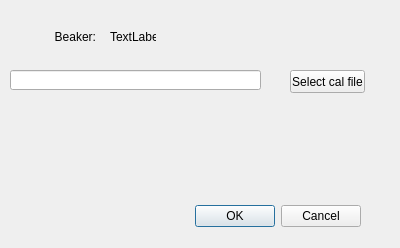
bytting/nailab, file editdetectorbeaker.ui: the form before one commit.
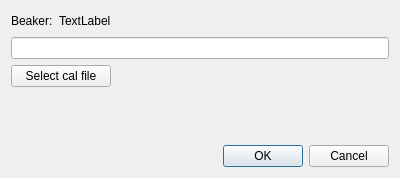
The form after the commit.

Patch:
```diff
--- a/editdetectorbeaker.ui
+++ b/editdetectorbeaker.ui
@@ -7,80 +7,77 @@
     <x>0</x>
     <y>0</y>
     <width>400</width>
-    <height>248</height>
+    <height>178</height>
    </rect>
   </property>
   <property name="windowTitle">
    <string>Dialog</string>
   </property>
-  <widget class="QDialogButtonBox" name="buttonBox">
-   <property name="geometry">
-    <rect>
-     <x>20</x>
-     <y>200</y>
-     <width>341</width>
-     <height>32</height>
-    </rect>
-   </property>
-   <property name="orientation">
-    <enum>Qt::Horizontal</enum>
-   </property>
-   <property name="standardButtons">
-    <set>QDialogButtonBox::Cancel|QDialogButtonBox::Ok</set>
-   </property>
-  </widget>
+  <layout class="QGridLayout" name="gridLayout">
+   <item row="0" column="0">
   <widget class="QLabel" name="label">
-   <property name="geometry">
-    <rect>
-     <x>50</x>
-     <y>30</y>
-     <width>46</width>
-     <height>13</height>
-    </rect>
-   </property>
    <property name="text">
     <string>Beaker:</string>
    </property>
    <property name="alignment">
-    <set>Qt::AlignRight|Qt::AlignTrailing|Qt::AlignVCenter</set>
-   </property>
-  </widget>
+      <set>Qt::AlignLeading|Qt::AlignLeft|Qt::AlignVCenter</set>
+     </property>
+    </widget>
+   </item>
+   <item row="1" column="0" colspan="3">
+    <widget class="QLineEdit" name="txtFilename"/>
+   </item>
+   <item row="0" column="1">
   <widget class="QLabel" name="lblBeaker">
-   <property name="geometry">
-    <rect>
-     <x>110</x>
-     <y>30</y>
-     <width>46</width>
-     <height>13</height>
-    </rect>
-   </property>
    <property name="text">
     <string>TextLabel</string>
    </property>
   </widget>
-  <widget class="QLineEdit" name="txtFilename">
-   <property name="geometry">
-    <rect>
-     <x>10</x>
-     <y>70</y>
-     <width>251</width>
+   </item>
+   <item row="0" column="2">
+    <spacer name="horizontalSpacer">
+     <property name="orientation">
+      <enum>Qt::Horizontal</enum>
+     </property>
+     <property name="sizeHint" stdset="0">
+      <size>
+       <width>40</width>
      <height>20</height>
-    </rect>
-   </property>
-  </widget>
+      </size>
+     </property>
+    </spacer>
+   </item>
+   <item row="3" column="2">
+    <spacer name="verticalSpacer">
+     <property name="orientation">
+      <enum>Qt::Vertical</enum>
+     </property>
+     <property name="sizeHint" stdset="0">
+      <size>
+       <width>20</width>
+       <height>40</height>
+      </size>
+     </property>
+    </spacer>
+   </item>
+   <item row="4" column="2">
+    <widget class="QDialogButtonBox" name="buttonBox">
+     <property name="orientation">
+      <enum>Qt::Horizontal</enum>
+     </property>
+     <property name="standardButtons">
+      <set>QDialogButtonBox::Cancel|QDialogButtonBox::Ok</set>
+     </property>
+    </widget>
+   </item>
+   <item row="2" column="0" colspan="2">
   <widget class="QPushButton" name="btnSelectFile">
-   <property name="geometry">
-    <rect>
-     <x>290</x>
-     <y>70</y>
-     <width>75</width>
-     <height>23</height>
-    </rect>
-   </property>
    <property name="text">
     <string>Select cal file</string>
    </property>
   </widget>
+   </item>
+  </layout>
  </widget>
  <resources/>
  <connections>
```
Lines whose indentation alone changed are shown as unchanged.
